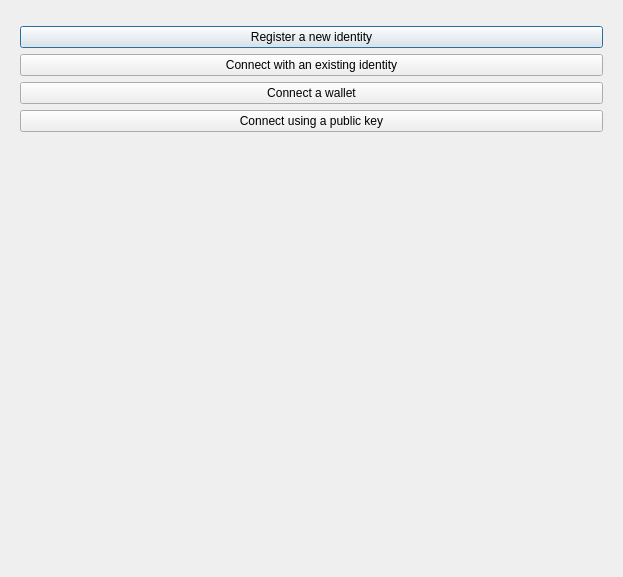
The window that src/sakia/gui/dialogs/connection_cfg/connection_cfg.ui (duniter/sakia) describes before a commit, drawn with Qt 5.
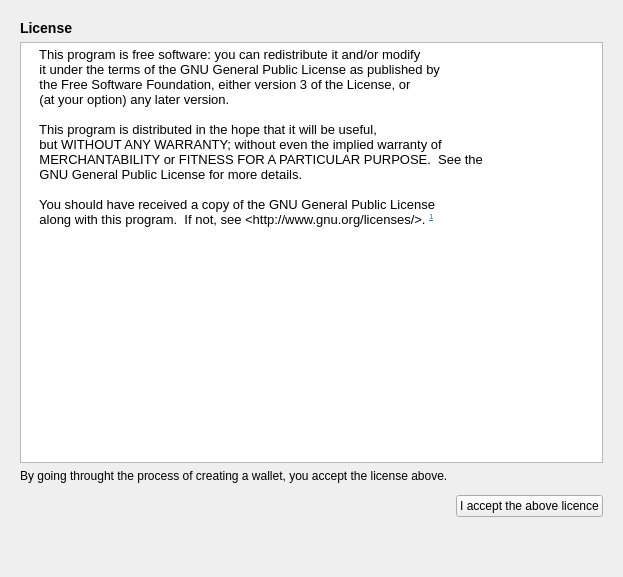
The same window after the commit. The open tabs and pages were chosen to show the change. Icons and pictures are not drawn.

Commit message: Add licence text

```diff
--- a/src/sakia/gui/dialogs/connection_cfg/connection_cfg.ui
+++ b/src/sakia/gui/dialogs/connection_cfg/connection_cfg.ui
@@ -114,6 +114,73 @@
        </item>
       </layout>
      </widget>
+     <widget class="QWidget" name="page_licence">
+      <layout class="QVBoxLayout" name="verticalLayout_8">
+       <item>
+        <widget class="QLabel" name="label_2">
+         <property name="text">
+          <string>&lt;h3&gt;License&lt;/h3&gt;</string>
+         </property>
+        </widget>
+       </item>
+       <item>
+        <widget class="QTextEdit" name="text_license">
+         <property name="html">
+          <string>&lt;!DOCTYPE HTML PUBLIC &quot;-//W3C//DTD HTML 4.0//EN&quot; &quot;http://www.w3.org/TR/REC-html40/strict.dtd&quot;&gt;
+&lt;html&gt;&lt;head&gt;&lt;meta name=&quot;qrichtext&quot; content=&quot;1&quot; /&gt;&lt;style type=&quot;text/css&quot;&gt;
+p, li { white-space: pre-wrap; }
+&lt;/style&gt;&lt;/head&gt;&lt;body style=&quot; font-family:'Noto Sans'; font-size:10pt; font-weight:400; font-style:normal;&quot;&gt;
+&lt;p style=&quot; margin-top:12px; margin-bottom:0px; margin-left:0px; margin-right:0px; -qt-block-indent:0; text-indent:0px;&quot;&gt;&lt;span style=&quot; font-family:'Hack';&quot;&gt;    This program is free software: you can redistribute it and/or modify&lt;/span&gt;&lt;/p&gt;
+&lt;p style=&quot; margin-top:0px; margin-bottom:0px; margin-left:0px; margin-right:0px; -qt-block-indent:0; text-indent:0px;&quot;&gt;&lt;span style=&quot; font-family:'Hack';&quot;&gt;    it under the terms of the GNU General Public License as published by&lt;/span&gt;&lt;/p&gt;
+&lt;p style=&quot; margin-top:0px; margin-bottom:0px; margin-left:0px; margin-right:0px; -qt-block-indent:0; text-indent:0px;&quot;&gt;&lt;span style=&quot; font-family:'Hack';&quot;&gt;    the Free Software Foundation, either version 3 of the License, or&lt;/span&gt;&lt;/p&gt;
+&lt;p style=&quot; margin-top:0px; margin-bottom:0px; margin-left:0px; margin-right:0px; -qt-block-indent:0; text-indent:0px;&quot;&gt;&lt;span style=&quot; font-family:'Hack';&quot;&gt;    (at your option) any later version.&lt;/span&gt;&lt;/p&gt;
+&lt;p style=&quot;-qt-paragraph-type:empty; margin-top:0px; margin-bottom:0px; margin-left:0px; margin-right:0px; -qt-block-indent:0; text-indent:0px; font-family:'Hack';&quot;&gt;&lt;br /&gt;&lt;/p&gt;
+&lt;p style=&quot; margin-top:0px; margin-bottom:0px; margin-left:0px; margin-right:0px; -qt-block-indent:0; text-indent:0px;&quot;&gt;&lt;span style=&quot; font-family:'Hack';&quot;&gt;    This program is distributed in the hope that it will be useful,&lt;/span&gt;&lt;/p&gt;
+&lt;p style=&quot; margin-top:0px; margin-bottom:0px; margin-left:0px; margin-right:0px; -qt-block-indent:0; text-indent:0px;&quot;&gt;&lt;span style=&quot; font-family:'Hack';&quot;&gt;    but WITHOUT ANY WARRANTY; without even the implied warranty of&lt;/span&gt;&lt;/p&gt;
+&lt;p style=&quot; margin-top:0px; margin-bottom:0px; margin-left:0px; margin-right:0px; -qt-block-indent:0; text-indent:0px;&quot;&gt;&lt;span style=&quot; font-family:'Hack';&quot;&gt;    MERCHANTABILITY or FITNESS FOR A PARTICULAR PURPOSE.  See the&lt;/span&gt;&lt;/p&gt;
+&lt;p style=&quot; margin-top:0px; margin-bottom:0px; margin-left:0px; margin-right:0px; -qt-block-indent:0; text-indent:0px;&quot;&gt;&lt;span style=&quot; font-family:'Hack';&quot;&gt;    GNU General Public License for more details.&lt;/span&gt;&lt;/p&gt;
+&lt;p style=&quot;-qt-paragraph-type:empty; margin-top:0px; margin-bottom:0px; margin-left:0px; margin-right:0px; -qt-block-indent:0; text-indent:0px; font-family:'Hack';&quot;&gt;&lt;br /&gt;&lt;/p&gt;
+&lt;p style=&quot; margin-top:0px; margin-bottom:0px; margin-left:0px; margin-right:0px; -qt-block-indent:0; text-indent:0px;&quot;&gt;&lt;span style=&quot; font-family:'Hack';&quot;&gt;    You should have received a copy of the GNU General Public License&lt;/span&gt;&lt;/p&gt;
+&lt;p style=&quot; margin-top:0px; margin-bottom:12px; margin-left:0px; margin-right:0px; -qt-block-indent:0; text-indent:0px;&quot;&gt;&lt;span style=&quot; font-family:'Hack';&quot;&gt;    along with this program.  If not, see &amp;lt;http://www.gnu.org/licenses/&amp;gt;. &lt;/span&gt;&lt;a name=&quot;TransNote1-rev&quot;&gt;&lt;/a&gt;&lt;a href=&quot;https://www.gnu.org/licenses/gpl-howto.fr.html#TransNote1&quot;&gt;&lt;span style=&quot; font-family:'Hack'; text-decoration: underline; color:#2980b9; vertical-align:super;&quot;&gt;1&lt;/span&gt;&lt;/a&gt;&lt;/p&gt;&lt;/body&gt;&lt;/html&gt;</string>
+         </property>
+        </widget>
+       </item>
+       <item>
+        <widget class="QLabel" name="label_3">
+         <property name="text">
+          <string>By going throught the process of creating a wallet, you accept the license above.</string>
+         </property>
+        </widget>
+       </item>
+       <item>
+        <layout class="QHBoxLayout" name="horizontalLayout_3">
+         <property name="topMargin">
+          <number>6</number>
+         </property>
+         <item>
+          <spacer name="horizontalSpacer_2">
+           <property name="orientation">
+            <enum>Qt::Horizontal</enum>
+           </property>
+           <property name="sizeHint" stdset="0">
+            <size>
+             <width>40</width>
+             <height>20</height>
+            </size>
+           </property>
+          </spacer>
+         </item>
+         <item>
+          <widget class="QPushButton" name="button_accept">
+           <property name="text">
+            <string>I accept the above licence</string>
+           </property>
+          </widget>
+         </item>
+        </layout>
+       </item>
+      </layout>
+     </widget>
      <widget class="QWidget" name="page_connection">
       <layout class="QVBoxLayout" name="verticalLayout_4">
        <item>
```
The commit also changes 2 other files.
